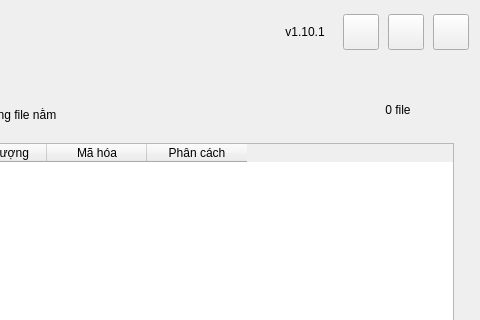
Before: the Qt Designer form src/import_localize/ui/forms/main_window.ui in longnguy3n/Import-Localize, drawn with Qt 5; both pictures show x 280 to 760 and y 0 to 320 of the 760 by 920 pixel window.
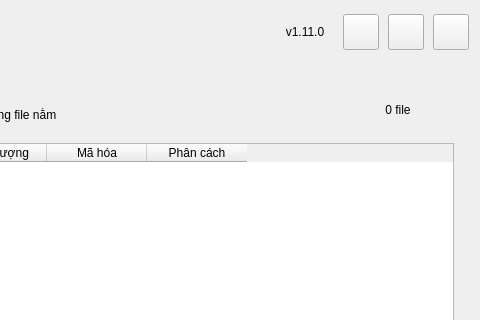
After: the same form once the commit is applied.

Patch:
```diff
--- a/src/import_localize/ui/forms/main_window.ui
+++ b/src/import_localize/ui/forms/main_window.ui
@@ -175,7 +175,7 @@
          </size>
         </property>
         <property name="text">
-         <string>v1.10.1</string>
+         <string>v1.11.0</string>
         </property>
         <property name="alignment">
          <set>Qt::AlignmentFlag::AlignCenter</set>
```
